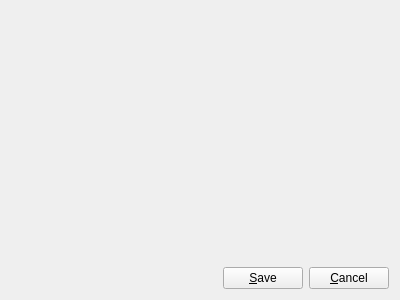
Before: the Qt Designer form formdlgruleset.ui in newey499/qiptables, drawn with Qt 5.
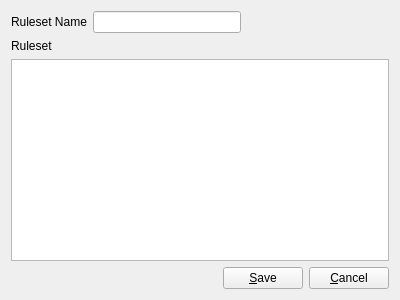
After: the same form once the commit is applied.

Diff of the .ui file:
```diff
--- a/formdlgruleset.ui
+++ b/formdlgruleset.ui
@@ -15,17 +15,41 @@
   </property>
   <layout class="QVBoxLayout" name="verticalLayout">
    <item>
-    <spacer name="verticalSpacer">
-     <property name="orientation">
-      <enum>Qt::Vertical</enum>
+    <layout class="QHBoxLayout" name="horizontalLayout_2">
+     <item>
+      <widget class="QLabel" name="label">
+       <property name="text">
+        <string>Ruleset Name</string>
+       </property>
+      </widget>
+     </item>
+     <item>
+      <widget class="QLineEdit" name="edtRulesetName"/>
+     </item>
+     <item>
+      <spacer name="horizontalSpacer_2">
+       <property name="orientation">
+        <enum>Qt::Horizontal</enum>
+       </property>
+       <property name="sizeHint" stdset="0">
+        <size>
+         <width>40</width>
+         <height>20</height>
+        </size>
+       </property>
+      </spacer>
+     </item>
+    </layout>
+   </item>
+   <item>
+    <widget class="QLabel" name="label_2">
+     <property name="text">
+      <string>Ruleset</string>
      </property>
-     <property name="sizeHint" stdset="0">
-      <size>
-       <width>20</width>
-       <height>259</height>
-      </size>
-     </property>
-    </spacer>
+    </widget>
+   </item>
+   <item>
+    <widget class="QPlainTextEdit" name="edtRuleset"/>
    </item>
    <item>
     <layout class="QHBoxLayout" name="horizontalLayout">
```
Left out of the diff: 43 changed lines with no effect on the pictures.
